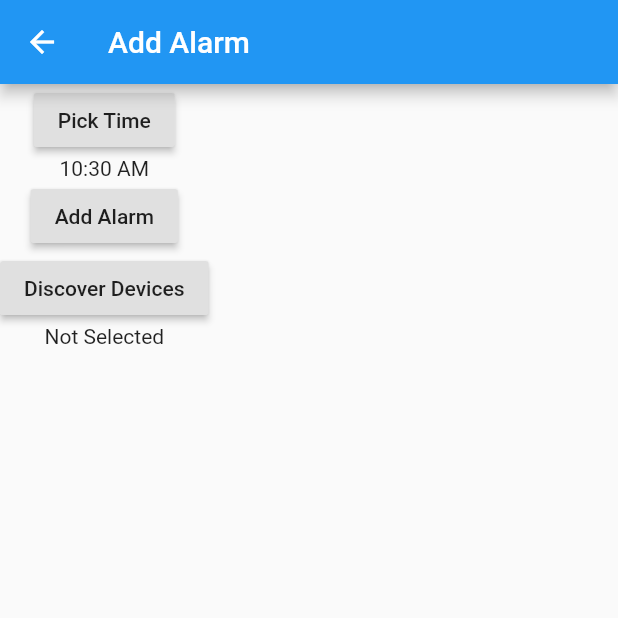
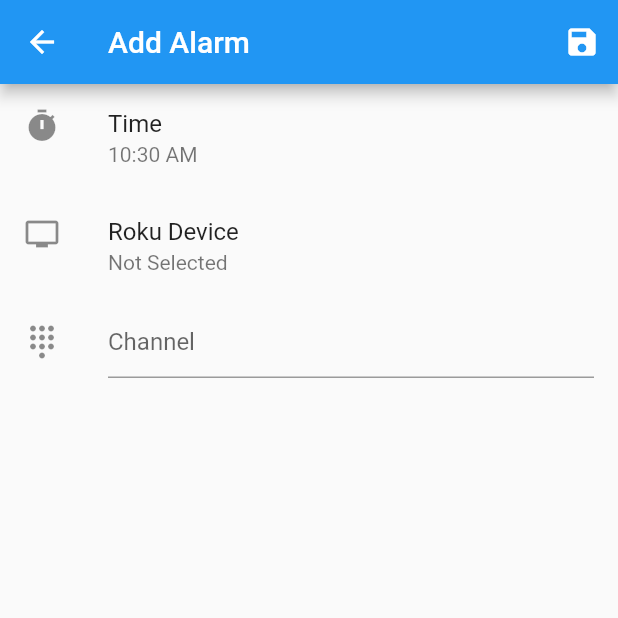
Before and after one commit to kjmtakata/roku_tv_alarm_flutter, a Flutter app: the screen it shows after launch, after a tap on the "add alarm" icon, on a phone screen of 412 x 824 dp, the top half of it. Run offline on Flutter 3.47's test engine with Material 2 defaults, Android fonts, the phone set to English and light mode, and no system bars; our stand-ins replace flutter_local_notifications, pull_to_refresh, shared_preferences; missing offline and left inert: android_alarm_manager, upnp.

Commit message:
launch channel on alarm and delete alarm

```diff
--- a/lib/main.dart
+++ b/lib/main.dart
@@ -2,9 +2,25 @@ import 'package:flutter/material.dart';
 import 'package:provider/provider.dart';
 import 'screens/alarms.dart';
 import 'models/alarms.dart';
+import 'package:flutter_local_notifications/flutter_local_notifications.dart';
 
-void main() {
+FlutterLocalNotificationsPlugin flutterLocalNotificationsPlugin =
+  FlutterLocalNotificationsPlugin();
+
+var platformChannelSpecifics = NotificationDetails(
+    AndroidNotificationDetails('general', 'General', 'General Notifications Category'),
+    IOSNotificationDetails()
+);
+
+Future<void> main() async {
   WidgetsFlutterBinding.ensureInitialized();
+
+  var initializationSettings = InitializationSettings(
+      AndroidInitializationSettings('@mipmap/ic_launcher'),
+      IOSInitializationSettings(),
+  );
+  await flutterLocalNotificationsPlugin.initialize(initializationSettings);
+
   runApp(
     ChangeNotifierProvider(
       create: (context) => AlarmsModel(),
--- a/lib/models/alarm.dart
+++ b/lib/models/alarm.dart
@@ -3,16 +3,29 @@ import 'package:flutter/material.dart';
 class Alarm {
   final int id;
   final TimeOfDay time;
+  final String deviceUuid;
+  final String deviceName;
+  final String deviceUrl;
+  final String channel;
 
-  Alarm(this.id, this.time);
+  Alarm(this.id, this.time, this.deviceUuid, this.deviceName,
+      this.deviceUrl, this.channel);
 
   Alarm.fromJson(Map<String, dynamic> json)
       : id = json['id'],
-        time = TimeOfDay(hour: json['hour'], minute: json['minute']);
+        time = TimeOfDay(hour: json['hour'], minute: json['minute']),
+        deviceUuid = json['device_uuid'],
+        deviceName = json['device_name'],
+        deviceUrl = json['device_url'],
+        channel = json['channel'];
 
   Map<String, dynamic> toJson() => {
     'id': id,
     'hour': time.hour,
-    'minute': time.minute
+    'minute': time.minute,
+    'device_uuid': deviceUuid,
+    'device_name': deviceName,
+    'device_url': deviceUrl,
+    'channel': channel,
   };
 }
--- a/lib/models/alarms.dart
+++ b/lib/models/alarms.dart
@@ -14,18 +14,18 @@ class AlarmsModel with ChangeNotifier {
     await prefs.reload();
     for(String key in prefs.getKeys()) {
       this.alarms.add(Alarm.fromJson(jsonDecode(prefs.getString(key))));
-      print("alarm: " + key);
     }
     notifyListeners();
-    print("finished loading");
   }
 
   void add(Alarm alarm) async {
     this.alarms.add(alarm);
     SharedPreferences prefs = await SharedPreferences.getInstance();
-    prefs.setString(alarm.id.toString(), jsonEncode(alarm));
+    await prefs.setString(alarm.id.toString(), jsonEncode(alarm));
     notifyListeners();
   }
+
+  Alarm getById(int id) => alarms.firstWhere((alarm) => alarm.id == id);
 
   Alarm getByPosition(int i) => this.alarms[i];
 
--- a/lib/screens/alarm.dart
+++ b/lib/screens/alarm.dart
@@ -1,66 +1,54 @@
 import 'dart:math';
+import 'dart:convert';
+
 import 'package:flutter/material.dart';
 import 'package:provider/provider.dart';
 import 'package:android_alarm_manager/android_alarm_manager.dart';
 import 'package:rokutvalarmflutter/screens/devices.dart';
+import 'package:rokutvalarmflutter/main.dart';
 import 'package:shared_preferences/shared_preferences.dart';
-import "package:upnp/upnp.dart";
+import "package:upnp/upnp.dart" as upnp;
+import 'package:http/http.dart' as http;
 import '../models/alarms.dart';
 import '../models/alarm.dart';
 
-class AlarmPage extends StatelessWidget {
-  @override
-  Widget build(BuildContext context) {
-    return Scaffold(
-      appBar: AppBar(
-        title: Text('Add Alarm'),
-      ),
-      body: AlarmPageForm(),
-    );
-  }
-}
-
-class AlarmPageForm extends StatefulWidget {
-
+class AlarmPage extends StatefulWidget {
   @override
   AlarmPageState createState() {
     return AlarmPageState();
   }
 }
 
-class AlarmPageState extends State<AlarmPageForm> {
-  final _formKey = GlobalKey<FormState>();
+class AlarmPageState extends State<AlarmPage> {
   TimeOfDay alarmTime = TimeOfDay.now();
-  Device device;
+  upnp.Device device;
+  final channelController = TextEditingController();
 
   // The callback for our alarm
   static Future<void> alarmCallback(int alarmId) async {
-    print('Alarm fired! alarmId: ' + alarmId.toString());
+    print("firing alarmId: " + alarmId.toString());
     SharedPreferences pref = await SharedPreferences.getInstance();
+    print(pref.getString(alarmId.toString()));
+    Alarm alarm = Alarm.fromJson(jsonDecode(pref.getString(alarmId.toString())));
+    flutterLocalNotificationsPlugin.show(
+      0,
+      'Activating Roku TV',
+      'Turning on ${alarm.deviceName} to channel ${alarm.channel}',
+      platformChannelSpecifics,
+    );
+
+    await http.post("${alarm.deviceUrl}launch/tvinput.dtv?ch=${alarm.channel}");
+
     await pref.remove(alarmId.toString());
   }
 
   Widget build(BuildContext context) {
-    return Form(
-      key: _formKey,
-      child: Column(
-        children: <Widget>[
-          RaisedButton(
-            child: Text('Pick Time'),
-            onPressed: () {
-              showTimePicker(
-                context: context,
-                initialTime: alarmTime,
-              ).then((TimeOfDay timeOfDay) {
-                setState(() {
-                  alarmTime = timeOfDay;
-                });
-              });
-            },
-          ),
-          Text(alarmTime.format(context)),
-          RaisedButton(
-            child: Text('Add Alarm'),
+    return Scaffold(
+      appBar: AppBar(
+        title: const Text('Add Alarm'),
+        actions: <Widget>[
+          IconButton(
+            icon: const Icon(Icons.save),
             onPressed: () {
               int alarmId = Random().nextInt(pow(2, 31));
               DateTime now = DateTime.now();
@@ -70,28 +58,59 @@ class AlarmPageState extends State<AlarmPageForm> {
                   exact: true, wakeup: true).then((success) {
                 if (success) {
                   Provider.of<AlarmsModel>(context, listen: false).add(
-                    new Alarm(alarmId, alarmTime)
+                      new Alarm(alarmId, alarmTime, device.uuid,
+                          device.friendlyName, device.url, channelController.text)
                   );
                   Navigator.pop(context);
                 } else {
-                  Scaffold.of(context).showSnackBar(SnackBar(
-                    content: Text("Alarm could not be set"),
-                  ));
+                  print("failed to create alarm");
                 }
               });
             },
           ),
-          RaisedButton(
-            child: Text("Discover Devices"),
-            onPressed: () async {
+        ],
+      ),
+      body: Column(
+        children: <Widget>[
+          ListTile(
+            leading: const Icon(Icons.timer),
+            title: const Text('Time'),
+            subtitle: Text(alarmTime.format(context)),
+            onTap: () {
+              showTimePicker(
+                context: context,
+                initialTime: alarmTime,
+              ).then((TimeOfDay timeOfDay) {
+                if(timeOfDay != null) {
+                  setState(() {
+                    alarmTime = timeOfDay;
+                  });
+                }
+              });
+            },
+          ),
+          ListTile(
+            leading: const Icon(Icons.tv),
+            title: const Text('Roku Device'),
+            subtitle: Text(device?.friendlyName ?? "Not Selected"),
+            onTap: () async {
               device = await Navigator.push(
                 context,
                 MaterialPageRoute(builder: (context) => DevicesPage()),
               );
               setState(() {});
-            }
+            },
           ),
-          Text(device?.friendlyName ?? "Not Selected")
+          ListTile(
+            leading: const Icon(Icons.dialpad),
+            title: TextField(
+              keyboardType: TextInputType.number,
+              decoration: InputDecoration(
+                hintText: "Channel",
+              ),
+              controller: channelController,
+            ),
+          ),
         ],
       ),
     );
--- a/lib/screens/alarms.dart
+++ b/lib/screens/alarms.dart
@@ -41,9 +41,11 @@ class _AlarmsPageState extends State<AlarmsPage> {
             AlarmsModel alarms = Provider.of<AlarmsModel>(context);
             if (i < alarms.length()) {
               Alarm alarm = alarms.getByPosition(i);
-              return ListTile(
-                title: Text(
-                  alarm.time.format(context),
+              return Card(
+                child: ListTile(
+                  title: Text(alarm.time.format(context)),
+                  subtitle: Text(alarm.deviceName ?? ""),
+                  trailing: Text("Channel: " + (alarm.channel ?? "")),
                 ),
               );
             }
--- a/lib/screens/devices.dart
+++ b/lib/screens/devices.dart
@@ -13,14 +13,17 @@ class _DevicesPageState extends State<DevicesPage> {
   Widget build(BuildContext context) {
     var discoverer = new DeviceDiscoverer();
     discoverer.start(ipv6: false).then((value) {
-      discoverer.quickDiscoverClients().listen((event) {
-        event.getDevice().then((device) {
-          if (mounted && !discoveredDevices.containsKey(device.uuid)) {
-            setState(() {
-              discoveredDevices.putIfAbsent(device.uuid, () => device);
-            });
-          }
-        });
+      discoverer.quickDiscoverClients(query: "roku:ecp").listen((event) {
+        print(event.toString());
+        if (mounted && !discoveredDevices.containsKey(event.usn)) {
+          event.getDevice().then((device) {
+            if (mounted) {
+              setState(() {
+                discoveredDevices.putIfAbsent(event.usn, () => device);
+              });
+            }
+          });
+        }
       });
     });
 
@@ -35,6 +38,7 @@ class _DevicesPageState extends State<DevicesPage> {
             Device device = discoveredDevices[keys[i]];
             return ListTile(
               title: Text(device.friendlyName),
+              subtitle: Text("Model: ${device.modelName}"),
               onTap: () {
                 discoverer.stop();
                 Navigator.pop(context, device);
--- a/pubspec.yaml
+++ b/pubspec.yaml
@@ -28,6 +28,8 @@ dependencies:
   android_alarm_manager: '>=0.4.5+11 <2.0.0'
   pull_to_refresh: ^1.6.0
   upnp: ^2.0.0+1
+  flutter_local_notifications: ^1.4.4+2
+  http: ^0.12.1
 
   # The following adds the Cupertino Icons font to your application.
   # Use with the CupertinoIcons class for iOS style icons.
```
Also changed, not shown: pubspec.lock.
